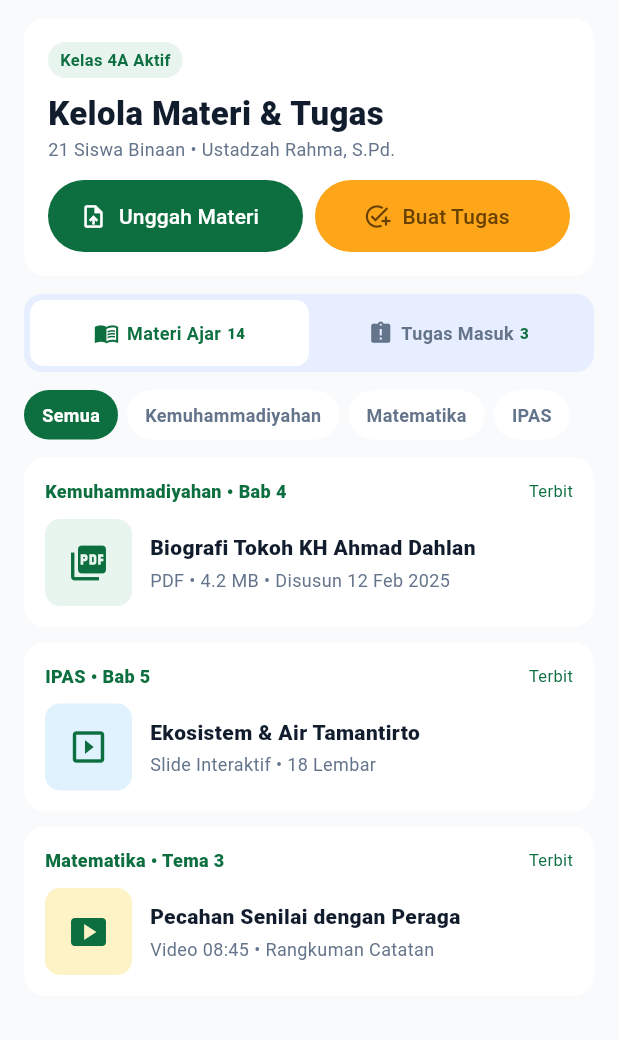
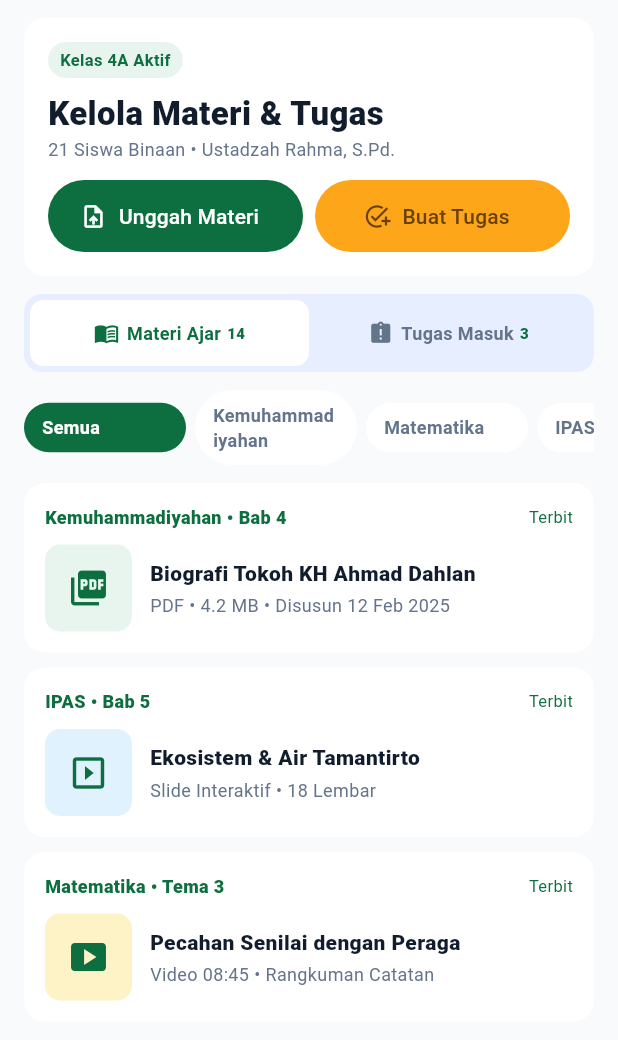
Before and after one commit to apipniko/aplikasi_portal, a Flutter app: the TeacherMaterialsScreen widget shown alone on an empty page, opened directly, on a phone screen of 412 x 824 dp. Shown: the top 1040 px of the screen. Run offline on Flutter 3.47's test engine with Material 3 defaults, Android fonts, the phone set to English and light mode, and no system bars; our stand-ins replace file_picker.

Commit message:
update tampilan guru

```diff
--- a/lib/screens/guru/grade_submission_screen.dart
+++ b/lib/screens/guru/grade_submission_screen.dart
@@ -374,8 +374,10 @@ class _GradeSubmissionScreenState extends State<GradeSubmissionScreen> {
       FilledButton.icon(
         onPressed: _scoreController.text.isEmpty
             ? null
-            : () =>
-                  _showSavedMessage(context, 'Nilai berhasil dikirim ke siswa'),
+            : () {
+                _showSavedMessage(context, 'Nilai berhasil dikirim ke siswa');
+                Navigator.pop(context);
+              },
         icon: const Icon(Icons.check_circle),
         label: const Text('Simpan & Kirim Nilai ke Siswa'),
         style: FilledButton.styleFrom(
--- a/lib/screens/guru/teacher_materials_screen.dart
+++ b/lib/screens/guru/teacher_materials_screen.dart
@@ -17,6 +17,8 @@ class TeacherMaterialsScreen extends StatefulWidget {
 
 class _TeacherMaterialsScreenState extends State<TeacherMaterialsScreen> {
   bool showTasks = false;
+  String selectedSubject = 'Semua';
+  String selectedSubmissionStatus = 'Terkumpul';
 
   @override
   Widget build(BuildContext context) => ListView(
@@ -118,22 +120,42 @@ class _TeacherMaterialsScreenState extends State<TeacherMaterialsScreen> {
         ),
       ),
       const SizedBox(height: 12),
-      SingleChildScrollView(
+      LayoutBuilder(
+        builder: (context, constraints) {
+          const subjects = [
+            'Semua',
+            'Kemuhammadiyahan',
+            'Matematika',
+            'IPAS',
+          ];
+          const spacing = 6.0;
+          final chipWidth = (constraints.maxWidth - spacing * 3) / 4;
+
+          return SingleChildScrollView(
             scrollDirection: Axis.horizontal,
             child: Row(
               children: [
-            _FilterChip('Semua', active: true),
-            const SizedBox(width: 6),
-            _FilterChip('Kemuhammadiyahan'),
-            const SizedBox(width: 6),
-            _FilterChip('Matematika'),
-            const SizedBox(width: 6),
-            _FilterChip('IPAS'),
+                for (var i = 0; i < subjects.length; i++) ...[
+                  if (i > 0) const SizedBox(width: spacing),
+                  SizedBox(
+                    width: chipWidth < 108 ? 108 : chipWidth,
+                    child: _FilterChip(
+                      subjects[i],
+                      active: selectedSubject == subjects[i],
+                      onTap: () => setState(
+                        () => selectedSubject = subjects[i],
+                      ),
+                    ),
+                  ),
+                ],
               ],
             ),
+          );
+        },
       ),
       const SizedBox(height: 12),
       if (!showTasks) ...[
+        if (selectedSubject == 'Semua' || selectedSubject == 'Kemuhammadiyahan')
         const _MaterialCard(
           subject: 'Kemuhammadiyahan',
           chapter: 'Bab 4',
@@ -143,6 +165,7 @@ class _TeacherMaterialsScreenState extends State<TeacherMaterialsScreen> {
           tone: Color(0xFFE8F5EE),
         ),
         const SizedBox(height: 10),
+        if (selectedSubject == 'Semua' || selectedSubject == 'IPAS')
         const _MaterialCard(
           subject: 'IPAS',
           chapter: 'Bab 5',
@@ -152,6 +175,7 @@ class _TeacherMaterialsScreenState extends State<TeacherMaterialsScreen> {
           tone: Color(0xFFE0F2FE),
         ),
         const SizedBox(height: 10),
+        if (selectedSubject == 'Semua' || selectedSubject == 'Matematika')
         const _MaterialCard(
           subject: 'Matematika',
           chapter: 'Tema 3',
@@ -161,21 +185,33 @@ class _TeacherMaterialsScreenState extends State<TeacherMaterialsScreen> {
           tone: Color(0xFFFEF3C7),
         ),
       ] else ...[
-        const _SubmissionMetrics(),
+        _SubmissionMetrics(
+          selectedStatus: selectedSubmissionStatus,
+          onStatusSelected: (status) =>
+              setState(() => selectedSubmissionStatus = status),
+        ),
         const SizedBox(height: 10),
+        if (selectedSubmissionStatus != 'Selesai' &&
+            (selectedSubject == 'Semua' ||
+                selectedSubject == 'Kemuhammadiyahan')) ...[
         const _SubmissionAssignmentCard(),
         const SizedBox(height: 10),
+        ],
+        if (selectedSubmissionStatus != 'Perlu Nilai') ...[
+        if (selectedSubject == 'Semua' || selectedSubject == 'IPAS')
         const _CompletedAssignmentCard(
           subject: 'IPAS',
           title: 'Laporan Pengamatan Siklus Air & Lingkungan Tamantirto',
           progress: '21/21 Terkumpul',
         ),
         const SizedBox(height: 10),
+        if (selectedSubject == 'Semua' || selectedSubject == 'Matematika')
         const _CompletedAssignmentCard(
           subject: 'Matematika',
           title: 'Latihan Pecahan Campuran',
           progress: '21/21 Terkumpul',
         ),
+        ],
       ],
     ],
   );
@@ -254,22 +290,27 @@ class _TabButton extends StatelessWidget {
 }
 
 class _FilterChip extends StatelessWidget {
-  const _FilterChip(this.label, {this.active = false});
+  const _FilterChip(this.label, {this.active = false, required this.onTap});
   final String label;
   final bool active;
+  final VoidCallback onTap;
   @override
-  Widget build(BuildContext context) => Container(
-    padding: const EdgeInsets.symmetric(horizontal: 12, vertical: 8),
-    decoration: BoxDecoration(
+  Widget build(BuildContext context) => Material(
     color: active ? _green : Colors.white,
     borderRadius: BorderRadius.circular(999),
-    ),
+    child: InkWell(
+      onTap: onTap,
+      borderRadius: BorderRadius.circular(999),
+      child: Padding(
+        padding: const EdgeInsets.symmetric(horizontal: 12, vertical: 8),
         child: Text(
           label,
           style: TextStyle(
             color: active ? Colors.white : _muted,
             fontSize: 12,
             fontWeight: FontWeight.w700,
+          ),
+        ),
       ),
     ),
   );
@@ -351,9 +392,14 @@ class _MaterialCard extends StatelessWidget {
 }
 
 class _SubmissionMetrics extends StatelessWidget {
-  const _SubmissionMetrics();
+  const _SubmissionMetrics({
+    required this.selectedStatus,
+    required this.onStatusSelected,
+  });
+  final String selectedStatus;
+  final ValueChanged<String> onStatusSelected;
   @override
-  Widget build(BuildContext context) => const Row(
+  Widget build(BuildContext context) => Row(
     children: [
       Expanded(
         child: _MetricCard(
@@ -363,6 +409,8 @@ class _SubmissionMetrics extends StatelessWidget {
           note: '85% Respon',
           color: _ink,
           icon: Icons.inbox,
+          active: selectedStatus == 'Terkumpul',
+          onTap: () => onStatusSelected('Terkumpul'),
         ),
       ),
       SizedBox(width: 8),
@@ -375,6 +423,8 @@ class _SubmissionMetrics extends StatelessWidget {
           color: Color(0xFF855300),
           icon: Icons.pending_actions,
           background: Color(0xFFFEF3C7),
+          active: selectedStatus == 'Perlu Nilai',
+          onTap: () => onStatusSelected('Perlu Nilai'),
         ),
       ),
       SizedBox(width: 8),
@@ -386,6 +436,8 @@ class _SubmissionMetrics extends StatelessWidget {
           note: 'Tuntas Dinilai',
           color: _green,
           icon: Icons.check_circle,
+          active: selectedStatus == 'Selesai',
+          onTap: () => onStatusSelected('Selesai'),
         ),
       ),
     ],
@@ -401,18 +453,29 @@ class _MetricCard extends StatelessWidget {
     required this.color,
     required this.icon,
     this.background = Colors.white,
+    this.active = false,
+    required this.onTap,
   });
   final String title, value, suffix, note;
   final Color color;
   final IconData icon;
   final Color background;
+  final bool active;
+  final VoidCallback onTap;
   @override
-  Widget build(BuildContext context) => Container(
+  Widget build(BuildContext context) => Material(
+    color: background,
+    borderRadius: BorderRadius.circular(12),
+    child: InkWell(
+    onTap: onTap,
+    borderRadius: BorderRadius.circular(12),
+    child: Container(
     height: 104,
     padding: const EdgeInsets.all(10),
     decoration: BoxDecoration(
-      color: background,
+      color: active ? const Color(0xFFE8F5EE) : background,
       borderRadius: BorderRadius.circular(12),
+      border: Border.all(color: active ? _green : Colors.transparent, width: 1.5),
     ),
     child: Column(
       crossAxisAlignment: CrossAxisAlignment.start,
@@ -464,7 +527,7 @@ class _MetricCard extends StatelessWidget {
         ),
       ],
     ),
-  );
+  )));
 }
 
 class _SubmissionAssignmentCard extends StatelessWidget {
```
Also changed, not shown: lib/screens/guru/upload_material_screen.dart (+65 -104 lines). Lines whose indentation alone changed are shown as unchanged.
